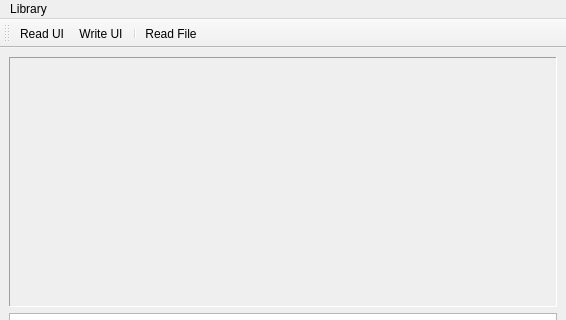
Qt form concept/rt-ui-serialize/MainWindow.ui (Scanframe/sf-mod-app) before a commit; both pictures show x 0 to 566 and y 0 to 320 of the 566 by 536 pixel window.
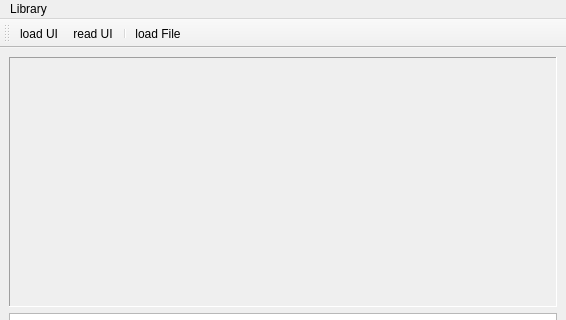
The same form after that commit. Icons and pictures are not drawn.

```diff
--- a/concept/rt-ui-serialize/MainWindow.ui
+++ b/concept/rt-ui-serialize/MainWindow.ui
@@ -106,7 +106,7 @@
      <normaloff>:logo/ico/scanframe</normaloff>:/logo/ico/scanframe</iconset>
    </property>
    <property name="text">
-    <string>&amp;Read UI</string>
+    <string>&amp;load UI</string>
    </property>
    <property name="toolTip">
     <string>Read UI from file</string>
@@ -121,7 +121,7 @@
      <normaloff>:logo/ico/scanframe</normaloff>:logo/ico/scanframe</iconset>
    </property>
    <property name="text">
-    <string>&amp;Write UI</string>
+    <string>&amp;read UI</string>
    </property>
    <property name="toolTip">
     <string>Write UI to file</string>
@@ -136,7 +136,7 @@
      <normaloff>:logo/ico/scanframe</normaloff>:logo/ico/scanframe</iconset>
    </property>
    <property name="text">
-    <string>Read &amp;File</string>
+    <string>load &amp;File</string>
    </property>
    <property name="toolTip">
     <string>Read UI from file</string>
```
Left out of the diff: 6 changed lines with no effect on the pictures.
